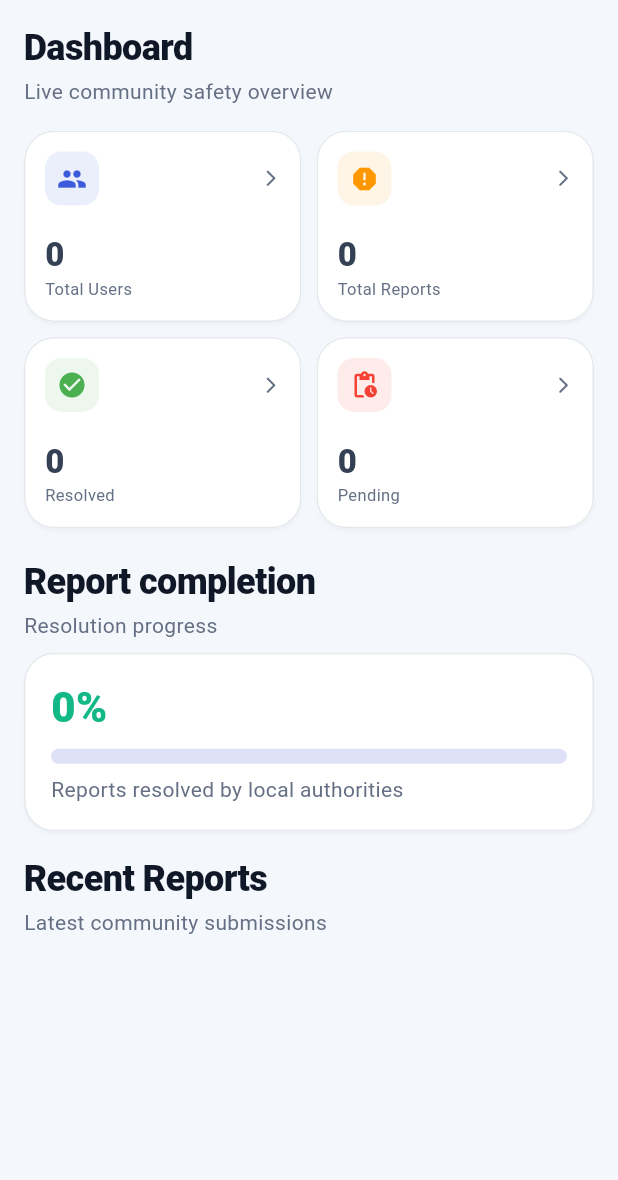
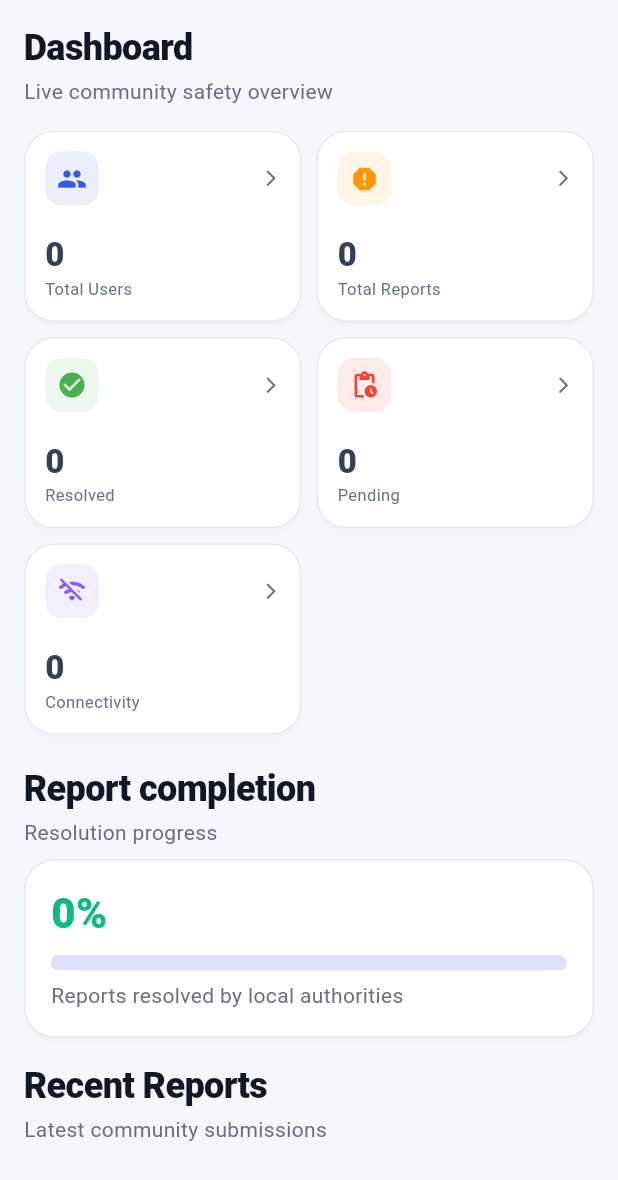
Before and after one commit to TzeXin75/SafeJalan, a Flutter app: the DashboardScreen widget shown alone on an empty page, opened directly with empty values, on a phone screen of 412 x 824 dp. Shown: the top 1180 px of the screen. Run offline on Flutter 3.47's test engine with Material 3 defaults, Android fonts, the phone set to English and light mode, and no system bars; our stand-ins replace connectivity_plus, flutter_map, geocoding, image_picker, latlong2, location and 3 more; missing offline and left inert: google_mlkit_image_labeling; accounts and stored records are empty.

Commit message:
Add connectivity shortcut to admin dashboard

```diff
--- a/lib/admin/dashboard.dart
+++ b/lib/admin/dashboard.dart
@@ -12,11 +12,15 @@ class DashboardScreen extends StatelessWidget {
 
   @override
   Widget build(BuildContext context) {
-    final reports = context.watch<AppProvider>().adminVisibleReports;
+    final app = context.watch<AppProvider>();
+    final reports = app.adminVisibleReports;
     final resolved = reports.where((r) => r.status == 'Resolved').length;
     final pending = reports
         .where((r) => r.status.toLowerCase() == 'pending')
         .length;
+    final connectivityReports = app.connectivityReports
+        .where((report) => !report.isDeleted)
+        .toList();
     return SafeArea(
       child: ListView(
         padding: const EdgeInsets.all(16),
@@ -61,6 +65,13 @@ class DashboardScreen extends StatelessWidget {
                 'Pending',
                 Colors.red,
                 onTap: () => onNavigate(2, 'Pending'),
+              ),
+              _Kpi(
+                Icons.wifi_off_rounded,
+                '${connectivityReports.length}',
+                'Connectivity',
+                const Color(0xFF8B5CF6),
+                onTap: () => onNavigate(3, null),
               ),
             ],
           ),
```
Lines whose indentation alone changed are shown as unchanged.
